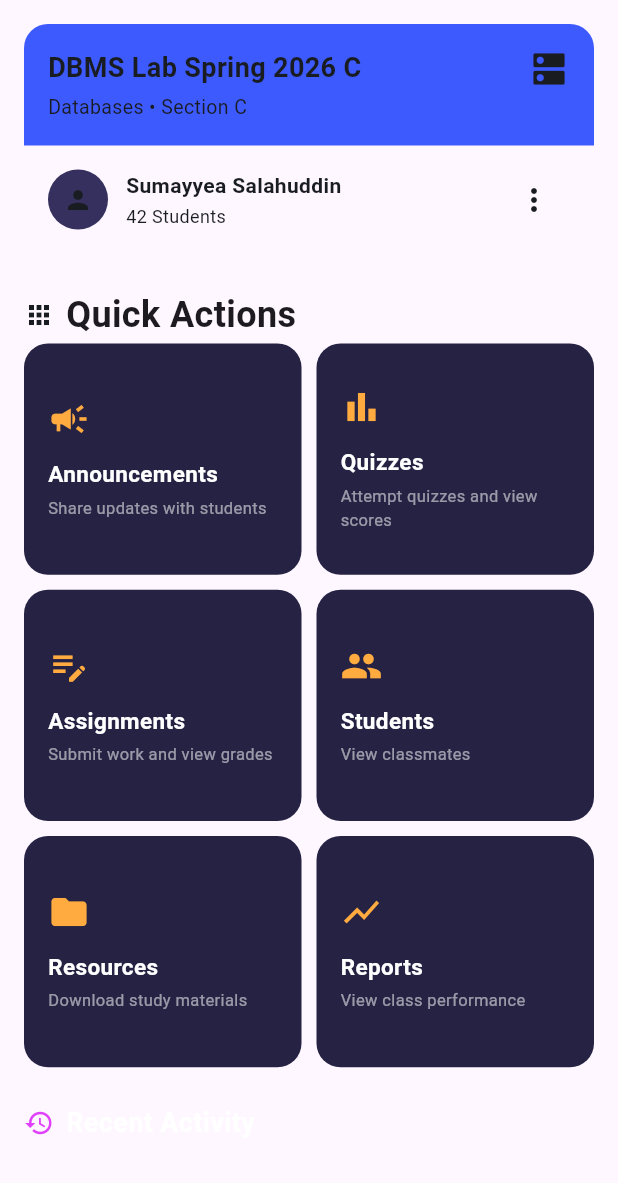
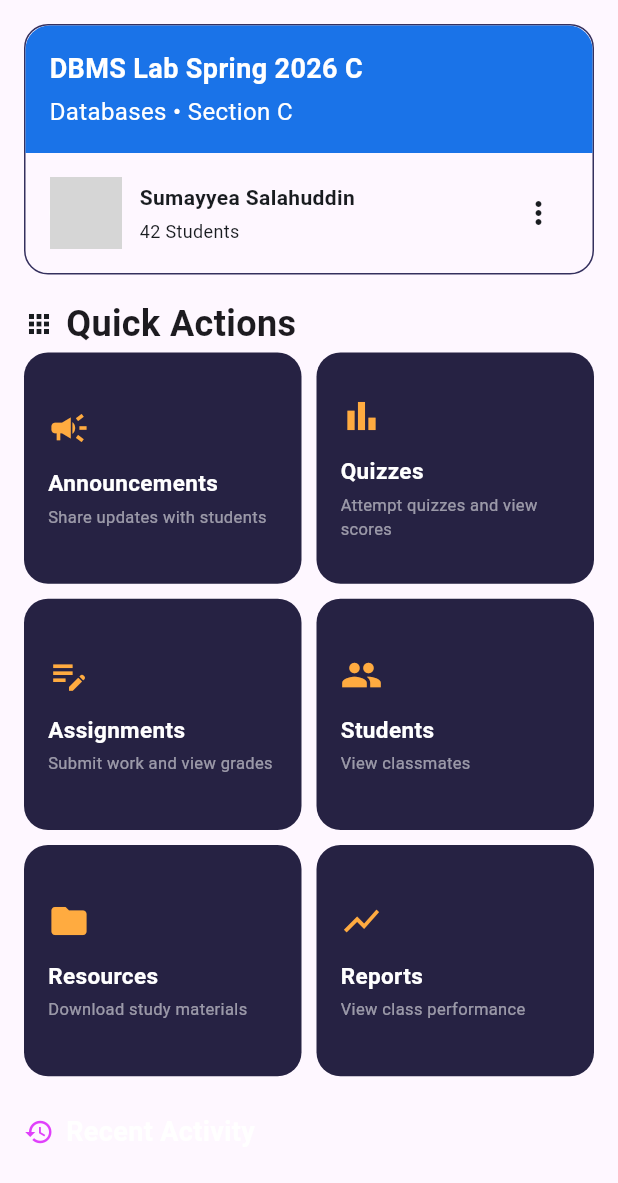
Before and after one commit to Masaud-Ahmad/XwanEdu, a Flutter app: the ClassroomDashboardScreen screen opened directly, on a phone screen of 412 x 824 dp. Shown: the top 1183 px of the screen. Run offline on Flutter 3.47's test engine with Material 3 defaults, Android fonts, the phone set to English and light mode, and no system bars; our stand-ins replace get, lottie; network calls fail; grey boxes are pictures that could not be loaded.

Commit message:
Change in UI of specific classroom Screen in XwanEdu App

```diff
--- a/lib/common/widgets/circleimage/circleimage.dart
+++ b/lib/common/widgets/circleimage/circleimage.dart
@@ -1,15 +1,22 @@
 import 'package:flutter/material.dart';
 
 class CircleImage extends StatelessWidget {
-  const CircleImage({super.key, required this.imageUrl});
+  const CircleImage({
+    super.key,
+    required this.imageUrl,
+    required this.width,
+    required this.height,
+  });
 
   final String imageUrl;
+  final double width;
+  final double height;
 
   @override
   Widget build(BuildContext context) {
     return Container(
-      width: 110,
-      height: 110,
+      width: width,
+      height: height,
       decoration: BoxDecoration(
         color: Colors.grey.shade200,
         shape: BoxShape.circle,
--- /dev/null
+++ b/lib/common/widgets/edu_icon/edu_icon.dart
@@ -0,0 +1,46 @@
+import 'package:flutter/material.dart';
+import 'package:xwanedu/constant/colors.dart';
+import 'package:xwanedu/constant/size.dart';
+
+class EduIcon extends StatelessWidget {
+  // 1. Declare the missing variable here
+  final VoidCallback? onTap;
+  final IconData iconData;
+  final bool isVisible;
+  final bool borderVisible;
+
+  // 2. Add it to the constructor
+  const EduIcon({
+    super.key,
+    this.onTap,
+    this.iconData = Icons.camera_alt_outlined,
+    this.isVisible = true,
+    required this.borderVisible,
+  });
+
+  @override
+  Widget build(BuildContext context) {
+    return Positioned(
+      bottom: 0,
+      right: 4,
+      child: GestureDetector(
+        onTap: onTap, // Now this will work correctly
+        child: Container(
+          padding: const EdgeInsets.all(SizeConstant.sm),
+          decoration: BoxDecoration(
+            color: isVisible ? AppColors.primary : null, // Blue badge color
+            shape: BoxShape.circle,
+            border: borderVisible
+                ? Border.all(color: AppColors.onSurface, width: 2.5)
+                : null,
+          ),
+          child: Icon(
+            iconData,
+            color: AppColors.onSurface,
+            size: SizeConstant.iconMd,
+          ),
+        ),
+      ),
+    );
+  }
+}
--- a/lib/common/widgets/imageicon/imageicon.dart
+++ /dev/null
@@ -1,33 +0,0 @@
-import 'package:flutter/material.dart';
-
-class EduImageIcon extends StatelessWidget {
-  // 1. Declare the missing variable here
-  final VoidCallback? onCameraTap;
-
-  // 2. Add it to the constructor
-  const EduImageIcon({super.key, this.onCameraTap});
-
-  @override
-  Widget build(BuildContext context) {
-    return Positioned(
-      bottom: 0,
-      right: 4,
-      child: GestureDetector(
-        onTap: onCameraTap, // Now this will work correctly
-        child: Container(
-          padding: const EdgeInsets.all(6),
-          decoration: BoxDecoration(
-            color: const Color(0xFF1976D2), // Blue badge color
-            shape: BoxShape.circle,
-            border: Border.all(color: Colors.white, width: 2.5),
-          ),
-          child: const Icon(
-            Icons.camera_alt_outlined,
-            color: Colors.white,
-            size: 18,
-          ),
-        ),
-      ),
-    );
-  }
-}
--- a/lib/feature/classroom/view/Setting/widgets/editprofile.dart
+++ b/lib/feature/classroom/view/Setting/widgets/editprofile.dart
@@ -1,7 +1,7 @@
 import 'package:flutter/material.dart';
 import 'package:xwanedu/common/widgets/circleimage/circleimage.dart';
 import 'package:xwanedu/common/widgets/edutext/edutext.dart';
-import 'package:xwanedu/common/widgets/imageicon/imageicon.dart';
+import 'package:xwanedu/common/widgets/edu_icon/edu_icon.dart';
 import 'package:xwanedu/constant/colors.dart';
 import 'package:xwanedu/constant/size.dart';
 
@@ -29,10 +29,20 @@ class EditableProfileAvatar extends StatelessWidget {
         Stack(
           children: [
             // Circular Image
-            CircleImage(imageUrl: imageUrl),
+            CircleImage(
+              imageUrl: imageUrl,
+              width: SizeConstant.iconLg * 4,
+              height: SizeConstant.iconLg * 4,
+            ),
 
             // Camera Icon Badge
-            EduImageIcon(onCameraTap: onCameraTap),
+            EduIcon(
+              iconData: Icons.camera_alt_outlined,
+              onTap: onCameraTap,
+              isVisible: true,
+              borderVisible:
+                  false, // Set to true if you want a border around the badge
+            ),
           ],
         ),
 
--- a/lib/feature/classroom/view/specificclass/specificclassroom.dart
+++ b/lib/feature/classroom/view/specificclass/specificclassroom.dart
@@ -1,4 +1,6 @@
 import 'package:flutter/material.dart';
+import 'package:xwanedu/common/widgets/circleimage/circleimage.dart';
+import 'package:xwanedu/common/widgets/edu_icon/edu_icon.dart';
 import 'package:xwanedu/constant/colors.dart';
 import 'package:xwanedu/constant/size.dart';
 import 'package:xwanedu/constant/text_constant.dart';
@@ -11,26 +13,32 @@ class ClassroomDashboardScreen extends StatelessWidget {
     return Scaffold(
       body: SafeArea(
         child: SingleChildScrollView(
-          padding: const EdgeInsets.all(16.0),
+          padding: const EdgeInsets.all(SizeConstant.md),
           child: Column(
             crossAxisAlignment: CrossAxisAlignment.start,
             children: [
               // Header Section
               Container(
                 decoration: BoxDecoration(
-                  borderRadius: BorderRadius.circular(16),
+                  borderRadius: BorderRadius.circular(
+                    SizeConstant.cardRadiusLg,
+                  ),
+                  border: Border.all(
+                    color: const Color(0xFF35305E),
+                    width: 1.0,
+                  ),
                 ),
                 child: Column(
                   crossAxisAlignment: CrossAxisAlignment.start,
                   children: [
                     // Top Card Header Section (Blue/Purple Accent Style)
                     Container(
-                      padding: const EdgeInsets.all(16.0),
+                      padding: const EdgeInsets.all(SizeConstant.md),
                       decoration: const BoxDecoration(
-                        color: Color(0xFF3D5AFE),
+                        color: AppColors.primary,
                         borderRadius: BorderRadius.only(
-                          topLeft: Radius.circular(16),
-                          topRight: Radius.circular(16),
+                          topLeft: Radius.circular(SizeConstant.cardRadiusLg),
+                          topRight: Radius.circular(SizeConstant.cardRadiusLg),
                         ),
                       ),
                       child: Row(
@@ -43,26 +51,21 @@ class ClassroomDashboardScreen extends StatelessWidget {
                                 Text(
                                   'DBMS Lab Spring 2026 C',
                                   style: TextStyle(
-                                    fontSize: 18,
+                                    fontSize: SizeConstant.fontSizeLg - 2,
                                     fontWeight: FontWeight.bold,
-                                    color: AppColors.onSurface,
+                                    color: AppColors.onPrimary,
                                   ),
                                 ),
                                 SizedBox(height: 4),
                                 Text(
                                   'Databases • Section C',
                                   style: TextStyle(
-                                    color: AppColors.onSurface,
-                                    fontSize: 13,
+                                    color: AppColors.onPrimary,
+                                    fontSize: SizeConstant.fontSizeMd,
                                   ),
                                 ),
                               ],
                             ),
-                          ),
-                          const Icon(
-                            Icons.dns,
-                            color: AppColors.onSurface,
-                            size: 28,
                           ),
                         ],
                       ),
@@ -70,19 +73,15 @@ class ClassroomDashboardScreen extends StatelessWidget {
                     // Bottom Teacher & Details Section
                     Padding(
                       padding: const EdgeInsets.symmetric(
-                        horizontal: 16.0,
-                        vertical: 12.0,
+                        horizontal: SizeConstant.md,
+                        vertical: SizeConstant.md,
                       ),
                       child: Row(
                         children: [
-                          const CircleAvatar(
-                            radius: 20,
-                            backgroundColor: Color(0xFF35305E),
-                            child: Icon(
-                              Icons.person,
-                              color: AppColors.onSurface,
-                              size: 20,
-                            ),
+                          const CircleImage(
+                            imageUrl: 'imageUrl',
+                            width: SizeConstant.iconLg * 1.5,
+                            height: SizeConstant.iconLg * 1.5,
                           ),
                           const SizedBox(width: 12),
                           Expanded(
@@ -92,28 +91,27 @@ class ClassroomDashboardScreen extends StatelessWidget {
                                 Text(
                                   'Sumayyea Salahuddin',
                                   style: TextStyle(
-                                    fontSize: 14,
+                                    fontSize: SizeConstant.fontSizeMd - 2,
                                     fontWeight: FontWeight.bold,
                                     color: AppColors.onSurface,
                                   ),
                                 ),
-                                SizedBox(height: 2),
+                                SizedBox(height: SizeConstant.xs),
                                 Text(
                                   '42 Students',
                                   style: TextStyle(
                                     color: AppColors.onSurface,
-                                    fontSize: 12,
+                                    fontSize: SizeConstant.fontSizeSm,
                                   ),
                                 ),
                               ],
                             ),
                           ),
-                          IconButton(
-                            icon: const Icon(
-                              Icons.more_vert,
-                              color: AppColors.onSurface,
-                            ),
-                            onPressed: () {},
+                          EduIcon(
+                            iconData: Icons.more_vert,
+                            isVisible: false,
+                            onTap: () {},
+                            borderVisible: false,
                           ),
                         ],
                       ),
@@ -121,8 +119,10 @@ class ClassroomDashboardScreen extends StatelessWidget {
                   ],
                 ),
               ),
-              const SizedBox(height: 24),
+              const SizedBox(height: SizeConstant.md),
 
+              Column(
+                children: [
                   // Quick Actions Header
                   Row(
                     children: const [
@@ -189,6 +189,8 @@ class ClassroomDashboardScreen extends StatelessWidget {
                       ),
                     ],
                   ),
+                ],
+              ),
               const SizedBox(height: 24),
 
               // Recent Activity Header
@@ -233,7 +235,7 @@ class _SpecificClassWidgetState extends State<SpecificClassWidget> {
   @override
   Widget build(BuildContext context) {
     return Container(
-      padding: const EdgeInsets.all(16),
+      padding: const EdgeInsets.all(SizeConstant.md),
       decoration: BoxDecoration(
         color: const Color(0xFF262243),
         borderRadius: BorderRadius.circular(16),
```
Also changed, not shown: lib/feature/classroom/view/specificclass/widgets/gridviewitems.dart (added). Lines whose indentation alone changed are shown as unchanged.
